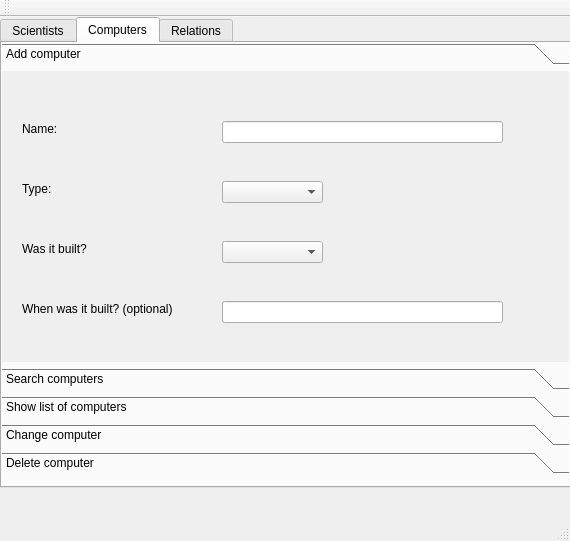
Before: the Qt Designer form week3/mainwindow.ui in jonsig/verklegt-namskeid-1, drawn with Qt 5.
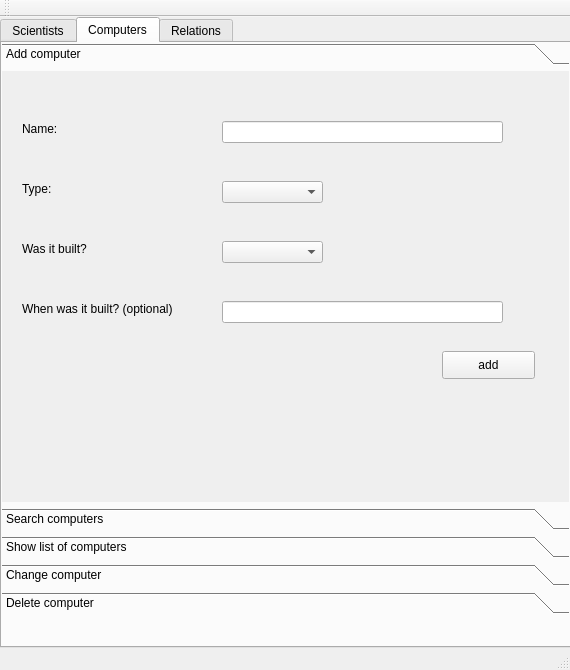
After: the same form once the commit is applied. The open tabs and pages were chosen to show the change.

Commit message: breytti í add

Patch:
```diff
--- a/week3/mainwindow.ui
+++ b/week3/mainwindow.ui
@@ -7,7 +7,7 @@
     <x>0</x>
     <y>0</y>
     <width>570</width>
-    <height>541</height>
+    <height>670</height>
    </rect>
   </property>
   <property name="windowTitle">
@@ -23,7 +23,7 @@
       <x>0</x>
       <y>0</y>
       <width>571</width>
-      <height>471</height>
+      <height>631</height>
      </rect>
     </property>
     <property name="currentIndex">
@@ -421,7 +421,7 @@
         <x>0</x>
         <y>0</y>
         <width>571</width>
-        <height>431</height>
+        <height>571</height>
        </rect>
       </property>
       <property name="currentIndex">
@@ -433,7 +433,7 @@
          <x>0</x>
          <y>0</y>
          <width>571</width>
-         <height>261</height>
+         <height>416</height>
         </rect>
        </property>
        <attribute name="label">
@@ -554,14 +554,14 @@
        <widget class="QPushButton" name="addComputerButton">
         <property name="geometry">
          <rect>
-          <x>450</x>
-          <y>410</y>
+          <x>440</x>
+          <y>280</y>
           <width>93</width>
           <height>28</height>
          </rect>
         </property>
         <property name="text">
-         <string>Add</string>
+         <string>add</string>
         </property>
        </widget>
       </widget>
```
Left out of the diff: 46 changed lines with no effect on the pictures.
